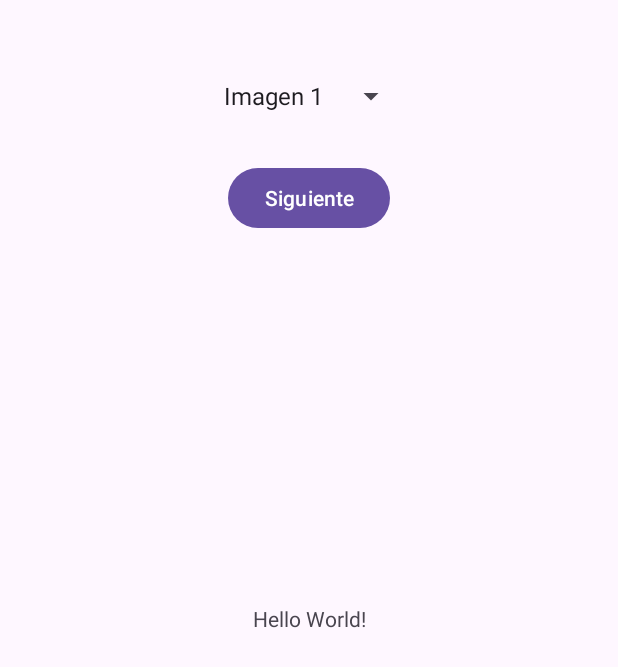
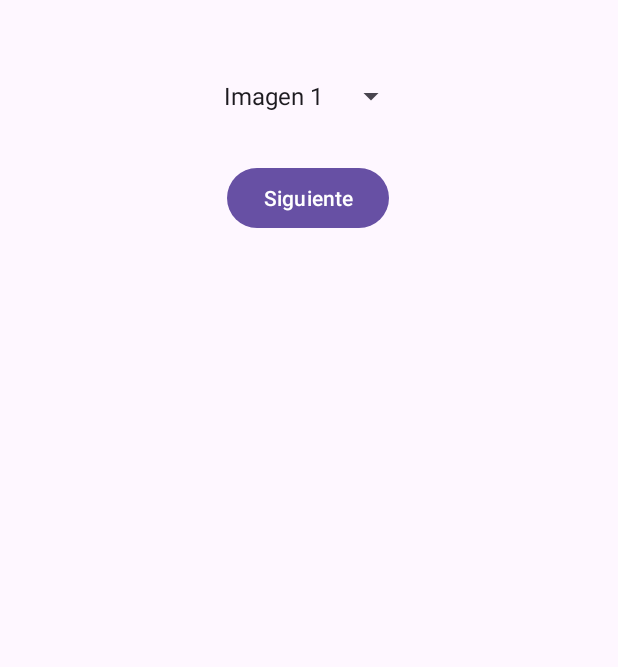
Before and after one commit to maferpinazocode/Programacion_Dispositivos_Moviles, an Android app: the screen it shows after launch (MainActivity), on a phone screen of 412 x 824 dp. Shown: the top 667 px of the screen. Run offline under Robolectric (Android 15) with nearby library versions, the phone set to English and light mode, and no system bars.

Commit message:
Añadimos imagenes de diferentes razas de perros, de la misma manera, agregamos un dispositivo movil mediano con un API 33.

```diff
--- a/Unidad_2/Practica_3/ResolucionEjercicios/app/src/main/java/com/example/interactionimages/ImageActivity.kt
+++ b/Unidad_2/Practica_3/ResolucionEjercicios/app/src/main/java/com/example/interactionimages/ImageActivity.kt
@@ -19,9 +19,9 @@ class ImageActivity : AppCompatActivity() {
 
         // Mostrar la imagen correspondiente
         when (imageIndex) {
-            0 -> imageView.setImageResource(R.drawable.imagen1)
-            1 -> imageView.setImageResource(R.drawable.imagen2)
-            2 -> imageView.setImageResource(R.drawable.imagen3)
+            0 -> imageView.setImageResource(R.drawable.cocker1)
+            1 -> imageView.setImageResource(R.drawable.hushpuppy1)
+            2 -> imageView.setImageResource(R.drawable.husky1)
         }
 
         // Configurar el botón para volver a la actividad anterior
--- a/Unidad_2/Practica_3/ResolucionEjercicios/app/src/main/java/com/example/interactionimages/MainActivity.kt
+++ b/Unidad_2/Practica_3/ResolucionEjercicios/app/src/main/java/com/example/interactionimages/MainActivity.kt
@@ -5,38 +5,41 @@ import android.os.Bundle
 import android.widget.ArrayAdapter
 import android.widget.Button
 import android.widget.Spinner
-import androidx.activity.enableEdgeToEdge
 import androidx.appcompat.app.AppCompatActivity
-import androidx.core.view.ViewCompat
-import androidx.core.view.WindowInsetsCompat
 
 class MainActivity : AppCompatActivity() {
 
+    private lateinit var imageSpinner: Spinner
+    private lateinit var nextButton: Button
+
     override fun onCreate(savedInstanceState: Bundle?) {
         super.onCreate(savedInstanceState)
-        enableEdgeToEdge()
         setContentView(R.layout.activity_main)
 
-        // Mantén la configuración de WindowInsets
-        ViewCompat.setOnApplyWindowInsetsListener(findViewById(R.id.main)) { v, insets ->
-            val systemBars = insets.getInsets(WindowInsetsCompat.Type.systemBars())
-            v.setPadding(systemBars.left, systemBars.top, systemBars.right, systemBars.bottom)
-            insets
-        }
+        // Referencias a Spinner y Button
+        imageSpinner = findViewById(R.id.imageSpinner)
+        nextButton = findViewById(R.id.nextButton)
 
-        // Configurar el Spinner
-        val spinner: Spinner = findViewById(R.id.imageSpinner)
-        val imageNames = resources.getStringArray(R.array.image_names)
+        // Crear un array de nombres de las imágenes
+        val imageNames = arrayOf("Imagen 1", "Imagen 2", "Imagen 3")
+
+        // Crear un adaptador para el Spinner
         val adapter = ArrayAdapter(this, android.R.layout.simple_spinner_item, imageNames)
         adapter.setDropDownViewResource(android.R.layout.simple_spinner_dropdown_item)
-        spinner.adapter = adapter
+        imageSpinner.adapter = adapter
 
-        // Configurar el botón para ir a la siguiente actividad
-        val button: Button = findViewById(R.id.nextButton)
-        button.setOnClickListener {
-            val selectedImage = spinner.selectedItemPosition
+        // Listener del botón para ir a la siguiente actividad
+        nextButton.setOnClickListener {
+            // Obtener el índice seleccionado en el Spinner
+            val selectedImageIndex = imageSpinner.selectedItemPosition
+
+            // Crear un Intent para cambiar de actividad
             val intent = Intent(this, ImageActivity::class.java)
-            intent.putExtra("image_index", selectedImage)
+
+            // Pasar el índice de la imagen seleccionada a la siguiente actividad
+            intent.putExtra("image_index", selectedImageIndex)
+
+            // Iniciar la siguiente actividad
             startActivity(intent)
         }
     }
--- a/Unidad_2/Practica_3/ResolucionEjercicios/app/src/main/res/layout/activity_main.xml
+++ b/Unidad_2/Practica_3/ResolucionEjercicios/app/src/main/res/layout/activity_main.xml
@@ -6,15 +6,6 @@
     android:layout_width="match_parent"
     android:layout_height="match_parent"
     tools:context=".MainActivity">
-
-    <TextView
-        android:layout_width="wrap_content"
-        android:layout_height="wrap_content"
-        android:text="Hello World!"
-        app:layout_constraintBottom_toBottomOf="parent"
-        app:layout_constraintEnd_toEndOf="parent"
-        app:layout_constraintStart_toStartOf="parent"
-        app:layout_constraintTop_toTopOf="parent" />
 
     <Spinner
         android:id="@+id/imageSpinner"
@@ -29,10 +20,11 @@
         android:id="@+id/nextButton"
         android:layout_width="wrap_content"
         android:layout_height="wrap_content"
+        android:layout_marginTop="20dp"
         android:text="@string/next_button"
-        android:layout_marginTop="20dp"
-        app:layout_constraintTop_toBottomOf="@id/imageSpinner"
+        app:layout_constraintEnd_toEndOf="parent"
+        app:layout_constraintHorizontal_bias="0.498"
         app:layout_constraintStart_toStartOf="parent"
-        app:layout_constraintEnd_toEndOf="parent" />
+        app:layout_constraintTop_toBottomOf="@id/imageSpinner" />
 
 </androidx.constraintlayout.widget.ConstraintLayout>
```
Also changed, not shown: Unidad_2/Practica_3/ResolucionEjercicios/app/src/main/res/drawable/cocker1.webp (added), Unidad_2/Practica_3/ResolucionEjercicios/app/src/main/res/drawable/hushpuppy1.webp (added), Unidad_2/Practica_3/ResolucionEjercicios/app/src/main/res/drawable/husky1.webp (added).
